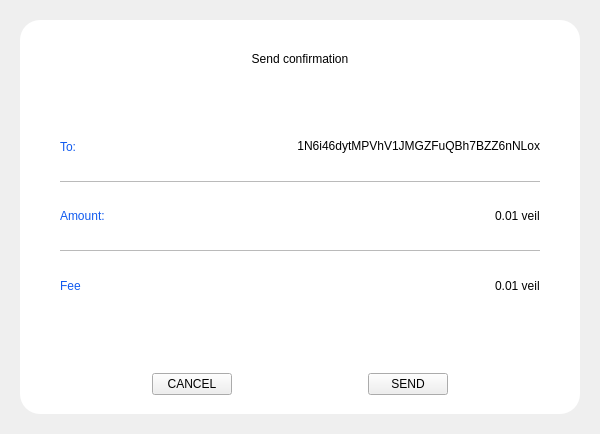
Above: src/qt/veil/forms/sendconfirmation.ui from Veil-Project/veil before the change. Below: the same form after it.
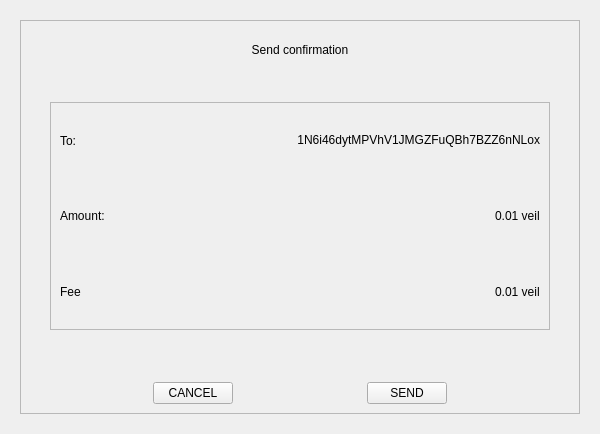
That is the form after the change.

```diff
--- a/src/qt/veil/forms/sendconfirmation.ui
+++ b/src/qt/veil/forms/sendconfirmation.ui
@@ -31,14 +31,6 @@
      <property name="autoFillBackground">
       <bool>false</bool>
      </property>
-     <property name="styleSheet">
-      <string notr="true">#frame{
-  background-color: white;
-  border-radius:20px;
-  padding-bottom:10px;
-  padding-top:10px;
-}</string>
-     </property>
      <property name="frameShape">
       <enum>QFrame::StyledPanel</enum>
      </property>
@@ -95,9 +87,6 @@
           <height>500</height>
          </size>
         </property>
-        <property name="styleSheet">
-         <string notr="true">background:transparent;</string>
-        </property>
         <property name="frameShape">
          <enum>QFrame::StyledPanel</enum>
         </property>
@@ -118,9 +107,6 @@
                <height>16777215</height>
               </size>
              </property>
-             <property name="styleSheet">
-              <string notr="true">color:#105aef;</string>
-             </property>
              <property name="text">
               <string>To:</string>
              </property>
@@ -146,9 +132,6 @@
              <height>1</height>
             </size>
            </property>
-           <property name="styleSheet">
-            <string notr="true">background-color:#bababa;</string>
-           </property>
            <property name="text">
             <string/>
            </property>
@@ -164,9 +147,6 @@
                <height>16777215</height>
               </size>
              </property>
-             <property name="styleSheet">
-              <string notr="true">color:#105aef;</string>
-             </property>
              <property name="text">
               <string>Amount:</string>
              </property>
@@ -189,9 +169,6 @@
              <height>1</height>
             </size>
            </property>
-           <property name="styleSheet">
-            <string notr="true">background-color:#bababa;</string>
-           </property>
            <property name="text">
             <string/>
            </property>
@@ -207,9 +184,6 @@
                <height>16777215</height>
               </size>
              </property>
-             <property name="styleSheet">
-              <string notr="true">color:#105aef;</string>
-             </property>
              <property name="text">
               <string>Fee</string>
              </property>
```
